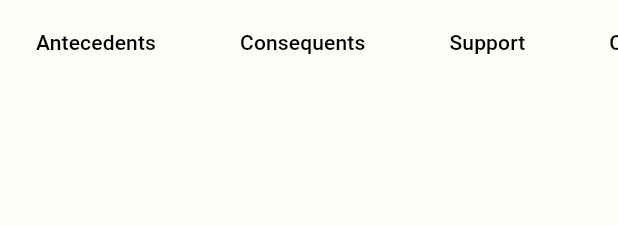
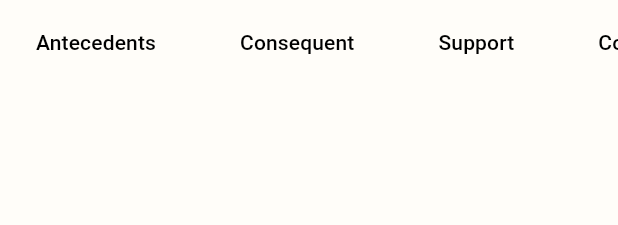
Before and after one commit to MRPHFitch/Mining-Crime-Analysis, a Flutter app: what buildAprioriTable() shows on an empty page, opened directly, on a phone screen of 412 x 824 dp. Shown: the top 225 px of the screen. Run offline on Flutter 3.47's test engine with Material 3 defaults, Android fonts, the phone set to English and light mode, and no system bars; our stand-ins replace fl_chart; network calls fail.

Commit message:
Grammar adjustments

```diff
--- a/frontend/lib/widgets/crimechart.dart
+++ b/frontend/lib/widgets/crimechart.dart
@@ -382,7 +382,7 @@ Widget buildGenericHeatmap({
                         textAlign: TextAlign.center,
                       ),
                   ),
-                   )).toList(),
+                   )),
               ],
             ),
             const Divider(height: 1, thickness: 1),
@@ -420,10 +420,10 @@ Widget buildGenericHeatmap({
                           ),
                       ),
                     );
-                  }).toList(),
+                  }),
                 ],
               );
-            }).toList(),
+            }),
             ],
             ),
       ),
@@ -437,7 +437,7 @@ Widget buildAprioriTable(List aprioriRules, {bool showOnlyTop5 = false}) {
   return DataTable(
     columns: const [
       DataColumn(label: Text('Antecedents')),
-      DataColumn(label: Text('Consequents')),
+      DataColumn(label: Text('Consequent')),
       DataColumn(label: Text('Support')),
       DataColumn(label: Text('Confidence')),
       DataColumn(label: Text('Lift')),
@@ -445,7 +445,7 @@ Widget buildAprioriTable(List aprioriRules, {bool showOnlyTop5 = false}) {
     rows: displayRules.map<DataRow>((rule) {
       return DataRow(cells: [
         DataCell(Text(rule['antecedents'].toString())),
-        DataCell(Text(rule['consequents'].toString())),
+        DataCell(Text(rule['consequent'].toString())),
         DataCell(Text(rule['support'].toStringAsFixed(2))),
         DataCell(Text(rule['confidence'].toStringAsFixed(2))),
         DataCell(Text(rule['lift'].toStringAsFixed(2))),
```
Also changed, not shown: frontend/lib/pages/segment.dart (+4 -4 lines).
